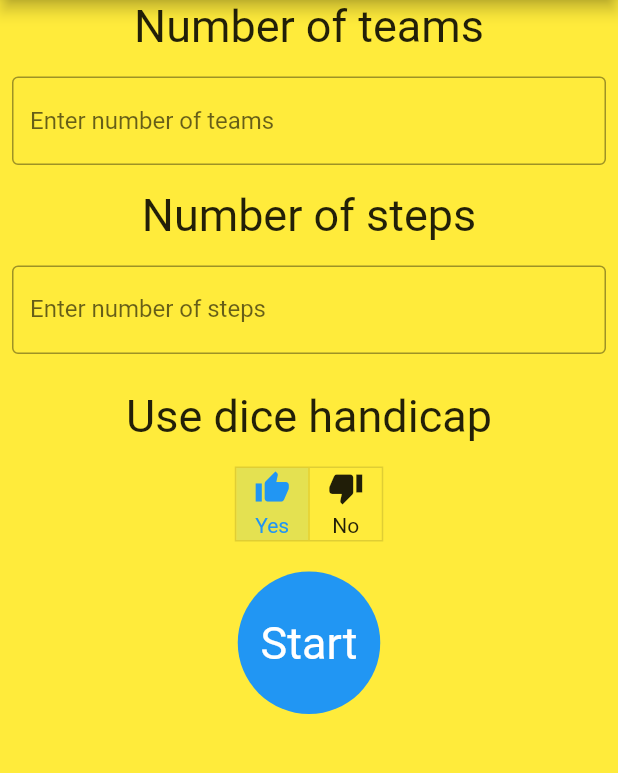
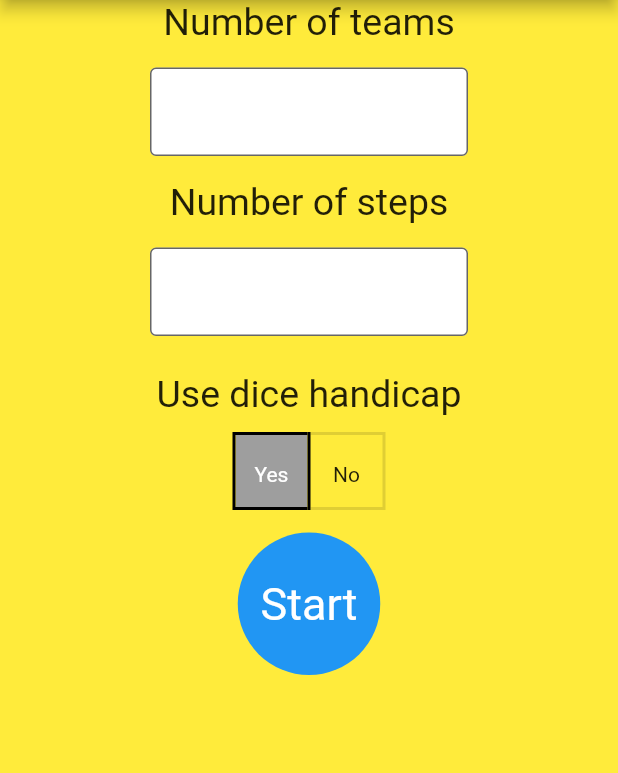
Before and after one commit to sulemartin87/30-seconds-flutter, a Flutter app: the Preferences screen opened by its route, on a phone screen of 412 x 824 dp, the part 84-857 px from its top. Run offline on Flutter 3.47's test engine with Material 2 defaults, Android fonts, the phone set to English and light mode, and no system bars.

Commit message:
added changes to logic

```diff
--- a/lib/Preferences.dart
+++ b/lib/Preferences.dart
@@ -19,7 +19,7 @@ class Preferences extends StatefulWidget {
 }
 
 class _PreferencesState extends State<Preferences> {
-  var defaultTextStyle = const TextStyle(fontSize: 30);
+  var defaultTextStyle = const TextStyle(fontSize: 25);
   var _selection = [true, false];
   @override
   Widget build(BuildContext context) {
@@ -42,22 +42,28 @@ class _PreferencesState extends State<Preferences> {
             children: <Widget>[
               Text('Number of teams', style: defaultTextStyle),
               const Padding(
-                padding: EdgeInsets.symmetric(horizontal: 8, vertical: 16),
+                padding: EdgeInsets.symmetric(horizontal: 100, vertical: 16),
                 child: TextField(
+                  keyboardType: TextInputType.number,
+                  textAlign: TextAlign.center,
                   decoration: InputDecoration(
+                    fillColor: Colors.white,
+                    filled: true,
                     border: OutlineInputBorder(),
-                    hintText: 'Enter number of teams',
                   ),
                 ),
               ),
               Text('Number of steps', style: defaultTextStyle),
               Padding(
                 padding:
-                    const EdgeInsets.symmetric(horizontal: 8, vertical: 16),
+                    const EdgeInsets.symmetric(horizontal: 100, vertical: 16),
                 child: TextField(
+                  keyboardType: TextInputType.number,
+                  textAlign: TextAlign.center,
                   decoration: const InputDecoration(
+                    fillColor: Colors.white,
+                    filled: true,
                     border: OutlineInputBorder(),
-                    labelText: 'Enter number of steps',
                   ),
                 ),
               ),
@@ -66,13 +72,20 @@ class _PreferencesState extends State<Preferences> {
                 child: Text('Use dice handicap', style: defaultTextStyle),
               ),
               Padding(
-                padding: const EdgeInsets.all(8.0),
+                padding: const EdgeInsets.all(3.0),
                 child: ToggleButtons(
+                  // fillColor: Colors.white,
+                  // borderColor: Colors.black,
+                  fillColor: Colors.grey,
+                  borderWidth: 2,
+                  selectedBorderColor: Colors.black,
+                  selectedColor: Colors.white,
+                  borderRadius: BorderRadius.circular(0),
+                  // textStyle: defaultTextStyle,
                   children: <Widget>[
                     Column(
                       mainAxisAlignment: MainAxisAlignment.center,
                       children: <Widget>[
-                        Icon(Icons.thumb_up),
                         SizedBox(
                           height: 5.0,
                         ),
@@ -82,7 +95,6 @@ class _PreferencesState extends State<Preferences> {
                     Column(
                       mainAxisAlignment: MainAxisAlignment.center,
                       children: <Widget>[
-                        Icon(Icons.thumb_down),
                         SizedBox(
                           height: 5.0,
                         ),
@@ -90,7 +102,6 @@ class _PreferencesState extends State<Preferences> {
                       ],
                     )
                   ],
-                  selectedColor: Colors.blue,
                   onPressed: (int index) {
                     setState(() {
                       for (int buttonIndex = 0;
--- a/lib/game.dart
+++ b/lib/game.dart
@@ -45,7 +45,6 @@ class _GameState extends State<Game> {
           () {
             if (_start < 1) {
               timer.cancel();
-              //put logic for showing score
               var score =
                   items.where((element) => element['selected'] == true).length;
               setState(() {
@@ -125,7 +124,7 @@ class _GameState extends State<Game> {
           Container(
             color: Colors.blue,
             child: Padding(
-              padding: const EdgeInsets.all(8.0),
+              padding: const EdgeInsets.all(30.0),
               child: SizedBox(
                 height: 300,
                 child: ListView.builder(
```
